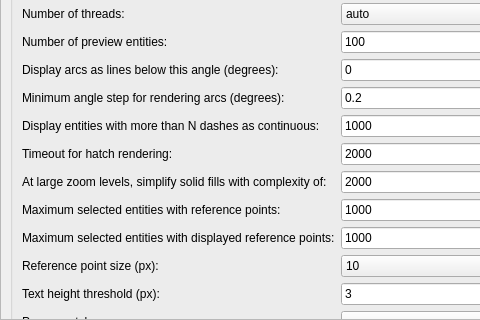
Old version of the form scripts/Edit/AppPreferences/GraphicsViewPreferences/PreferencesPage.ui in the repository qcad/qcad; both pictures show x 0 to 480 and y 712 to 1032 of the 652 by 1032 pixel window.
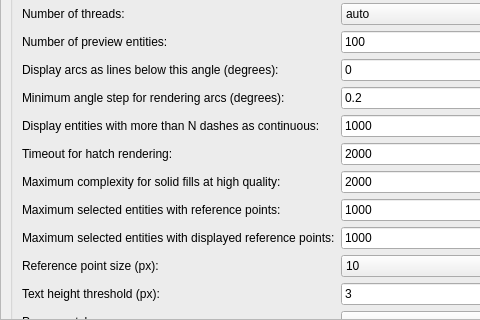
New version of the form. Custom widgets are drawn as their Qt base class.

```diff
--- a/scripts/Edit/AppPreferences/GraphicsViewPreferences/PreferencesPage.ui
+++ b/scripts/Edit/AppPreferences/GraphicsViewPreferences/PreferencesPage.ui
@@ -21,8 +21,8 @@
     <rect>
      <x>0</x>
      <y>0</y>
-     <width>636</width>
-     <height>1238</height>
+     <width>635</width>
+     <height>1253</height>
     </rect>
    </property>
    <layout class="QVBoxLayout" name="verticalLayout_2">
@@ -1171,7 +1171,7 @@
          <item row="6" column="0">
           <widget class="QLabel" name="label_16">
            <property name="text">
-            <string>At large zoom levels, simplify solid fills with complexity of:</string>
+            <string>Maximum complexity for solid fills at high quality:</string>
            </property>
           </widget>
          </item>
```
